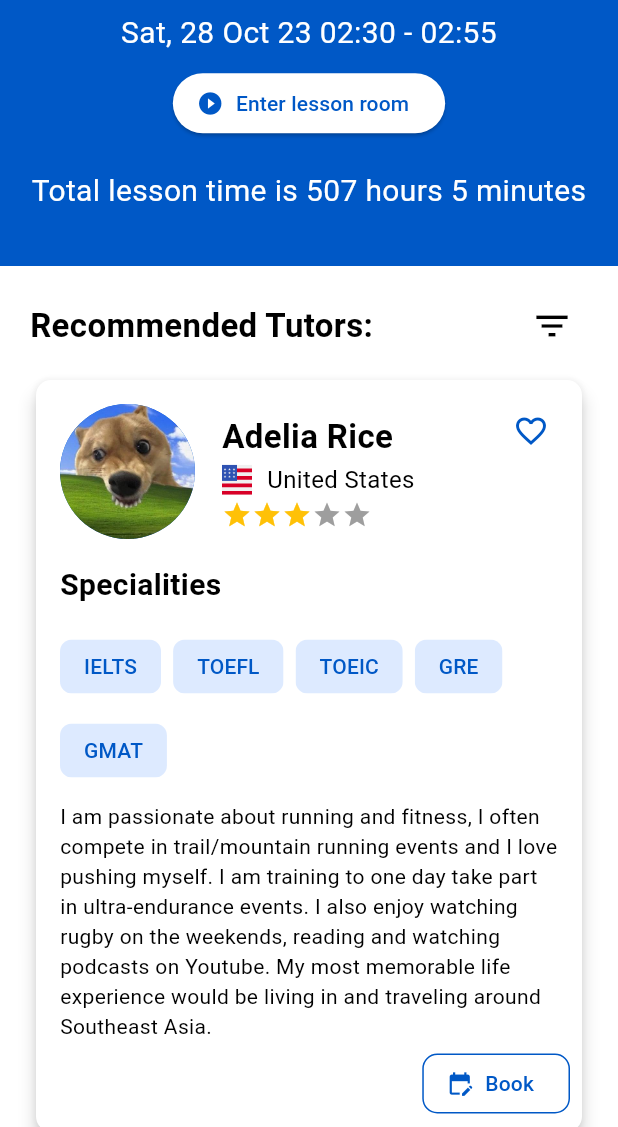
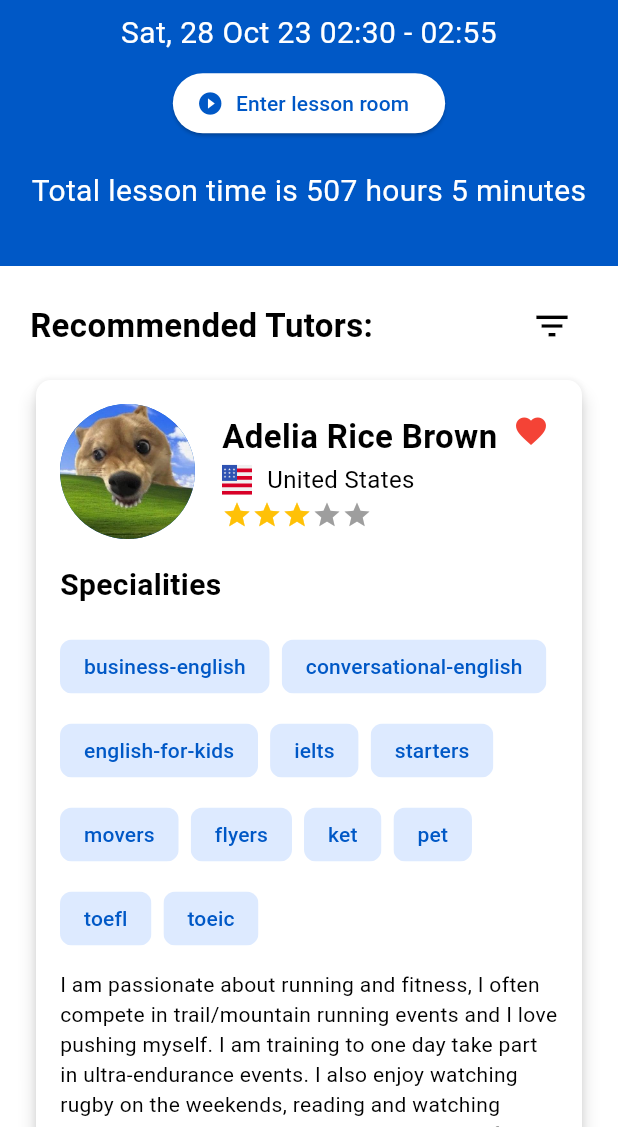
Before and after one commit to luuquang200/let_tutor, a Flutter app: the TutorListScreen screen opened by its route, on a phone screen of 412 x 824 dp, the part 109-1236 px from its top. Run offline on Flutter 3.47's test engine with Material 3 defaults, Android fonts, the phone set to English and light mode, and no system bars; our stand-ins replace equatable, flutter_bloc, flutter_svg; missing offline and left inert: number_paginator; project files that could hold a hidden picture were left out.

Commit message:
Add tutor list display flow

```diff
--- a/lib/app_providers.dart
+++ b/lib/app_providers.dart
@@ -2,12 +2,17 @@ import 'package:flutter/material.dart';
 import 'package:flutter_bloc/flutter_bloc.dart';
 import 'package:let_tutor/blocs/sign_in/sign_in_bloc.dart';
 import 'package:let_tutor/blocs/sign_up/sign_up_bloc.dart';
+import 'package:let_tutor/blocs/tutor/tutor_list/tutor_list_bloc.dart';
 import 'package:let_tutor/data/repositories/authentication_repository.dart';
+import 'package:let_tutor/data/repositories/tutor_repository.dart';
 
 List<RepositoryProvider> buildRepositories() {
   return [
     RepositoryProvider<AuthenticationRepository>(
       create: (context) => AuthenticationRepository(),
+    ),
+    RepositoryProvider<TutorRepository>(
+      create: (context) => TutorRepository(),
     ),
     // Add more repositories here
   ];
@@ -25,6 +30,12 @@ List<BlocProvider> buildBlocs(BuildContext context) {
         authenticationRepository: context.read<AuthenticationRepository>(),
       ),
     ),
+    // tutor bloc
+    BlocProvider<TutorListBloc>(
+      create: (context) => TutorListBloc(
+        tutorRepository: context.read<TutorRepository>(),
+      ),
+    ),
     // Add more blocs here
   ];
 }
--- /dev/null
+++ b/lib/blocs/tutor/tutor_list/tutor_list_bloc.dart
@@ -0,0 +1,24 @@
+import 'package:flutter_bloc/flutter_bloc.dart';
+import 'package:let_tutor/blocs/tutor/tutor_list/tutor_list_event.dart';
+import 'package:let_tutor/blocs/tutor/tutor_list/tutor_list_state.dart';
+import 'package:let_tutor/data/models/tutor.dart';
+import 'package:let_tutor/data/repositories/tutor_repository.dart';
+
+class TutorListBloc extends Bloc<TutorListEvent, TutorListState> {
+  final TutorRepository tutorRepository;
+
+  TutorListBloc({required this.tutorRepository}) : super(TutorListInitial()) {
+    on<TutorListRequested>(_onTutorListRequested);
+  }
+
+  void _onTutorListRequested(
+      TutorListRequested event, Emitter<TutorListState> emit) async {
+    emit(TutorListLoading());
+    try {
+      final tutors = await tutorRepository.getTutors();
+      emit(TutorListSuccess(tutors));
+    } catch (error) {
+      emit(TutorListFailure(error.toString()));
+    }
+  }
+}
--- /dev/null
+++ b/lib/blocs/tutor/tutor_list/tutor_list_event.dart
@@ -0,0 +1,3 @@
+abstract class TutorListEvent {}
+
+class TutorListRequested extends TutorListEvent {}
--- /dev/null
+++ b/lib/blocs/tutor/tutor_list/tutor_list_state.dart
@@ -0,0 +1,32 @@
+import 'package:equatable/equatable.dart';
+import 'package:let_tutor/data/models/tutor.dart';
+
+abstract class TutorListState extends Equatable {}
+
+class TutorListInitial extends TutorListState {
+  @override
+  List<Object> get props => [];
+}
+
+class TutorListLoading extends TutorListState {
+  @override
+  List<Object> get props => [];
+}
+
+class TutorListSuccess extends TutorListState {
+  final List<Tutor> tutors;
+
+  TutorListSuccess(this.tutors);
+
+  @override
+  List<Object> get props => [tutors];
+}
+
+class TutorListFailure extends TutorListState {
+  final String error;
+
+  TutorListFailure(this.error);
+
+  @override
+  List<Object> get props => [error];
+}
--- a/lib/data/models/tutor.dart
+++ b/lib/data/models/tutor.dart
@@ -3,14 +3,15 @@ class Tutor {
   final String? country;
   final String? avatar;
   final String? language;
-  final List<String>? specialties;
+  final String? specialties;
   final String? interests;
   final String? experience;
-  final String? resume;
+  final String? bio;
   final double? rating;
+  final bool? isFavorite;
 
-  Tutor({
-    this.name,
+  Tutor(
+      {this.name,
       this.country,
       this.avatar,
       this.language,
@@ -18,6 +19,6 @@ class Tutor {
       this.interests,
       this.experience,
       this.rating,
-    this.resume,
-  });
+      this.bio,
+      this.isFavorite});
 }
--- /dev/null
+++ b/lib/data/repositories/tutor_repository.dart
@@ -0,0 +1,52 @@
+import 'package:let_tutor/data/models/tutor.dart';
+
+class TutorRepository {
+  List<Tutor> tutors = [
+    Tutor(
+      name: 'Adelia Rice Brown',
+      country: 'United States',
+      avatar: 'assets/tutor_avatar.jpg',
+      rating: 3.5,
+      isFavorite: true,
+      specialties:
+          "business-english,conversational-english,english-for-kids,ielts,starters,movers,flyers,ket,pet,toefl,toeic",
+      bio:
+          'I am passionate about running and fitness, I often compete in trail/mountain running events and I love pushing myself. I am training to one day take part in ultra-endurance events. I also enjoy watching rugby on the weekends, reading and watching podcasts on Youtube. My most memorable life experience would be living in and traveling around Southeast Asia.',
+    ),
+    Tutor(
+      name: 'Adelia Rice Marry',
+      country: 'United States',
+      avatar: 'assets/tutor_avatar.jpg',
+      rating: 5,
+      specialties:
+          "business-english,conversational-english,english-for-kids,ielts,starters,movers,flyers,ket,pet,toefl,toeic",
+      bio:
+          'I am passionate about running and fitness, I often compete in trail/mountain running events and I love pushing myself. I am training to one day take part in ultra-endurance events. I also enjoy watching rugby on the weekends, reading and watching podcasts on Youtube. My most memorable life experience would be living in and traveling around Southeast Asia.',
+    ),
+    Tutor(
+      name: 'Adelia Rice',
+      country: 'United States',
+      avatar: 'assets/tutor_avatar.jpg',
+      rating: 4.5,
+      specialties:
+          "business-english,conversational-english,english-for-kids,ielts,starters,movers,flyers,ket,pet,toefl,toeic",
+      bio:
+          'I am passionate about running and fitness, I often compete in trail/mountain running events and I love pushing myself. I am training to one day take part in ultra-endurance events. I also enjoy watching rugby on the weekends, reading and watching podcasts on Youtube. My most memorable life experience would be living in and traveling around Southeast Asia.',
+    ),
+    Tutor(
+      name: 'Adelia Rice',
+      country: 'United States',
+      avatar: 'assets/tutor_avatar.jpg',
+      rating: 3.5,
+      isFavorite: true,
+      specialties:
+          "business-english,conversational-english,english-for-kids,ielts,starters,movers,flyers,ket,pet,toefl,toeic",
+      bio:
+          'I am passionate about running and fitness, I often compete in trail/mountain running events and I love pushing myself. I am training to one day take part in ultra-endurance events. I also enjoy watching rugby on the weekends, reading and watching podcasts on Youtube. My most memorable life experience would be living in and traveling around Southeast Asia.',
+    ),
+  ];
+
+  Future<List<Tutor>> getTutors() async {
+    return Future.value(tutors);
+  }
+}
--- a/lib/presentation/screen/tutor/tutor_list_screen.dart
+++ b/lib/presentation/screen/tutor/tutor_list_screen.dart
@@ -1,9 +1,14 @@
 import 'dart:developer';
 
 import 'package:flutter/material.dart';
+import 'package:flutter_bloc/flutter_bloc.dart';
 import 'package:flutter_svg/svg.dart';
 import 'package:intl/intl.dart';
+import 'package:let_tutor/blocs/tutor/tutor_list/tutor_list_bloc.dart';
+import 'package:let_tutor/blocs/tutor/tutor_list/tutor_list_event.dart';
+import 'package:let_tutor/blocs/tutor/tutor_list/tutor_list_state.dart';
 import 'package:let_tutor/data/models/tutor.dart';
+import 'package:let_tutor/data/repositories/tutor_repository.dart';
 import 'package:let_tutor/presentation/styles/custom_text_style.dart';
 import 'package:let_tutor/presentation/widgets/tutor_information_card.dart';
 import 'package:number_paginator/number_paginator.dart';
@@ -46,41 +51,52 @@ class _TutorListScreenState extends State<TutorListScreen> {
       country: 'United States',
       avatar: 'assets/tutor_avatar.jpg',
       rating: 3.5,
-      specialties: ['IELTS', 'TOEFL', 'TOEIC', 'GRE', 'GMAT'],
-      resume:
+      isFavorite: true,
+      specialties:
+          "business-english,conversational-english,english-for-kids,ielts,starters,movers,flyers,ket,pet,toefl,toeic",
+      bio:
           'I am passionate about running and fitness, I often compete in trail/mountain running events and I love pushing myself. I am training to one day take part in ultra-endurance events. I also enjoy watching rugby on the weekends, reading and watching podcasts on Youtube. My most memorable life experience would be living in and traveling around Southeast Asia.',
-    ),
-    Tutor(
-      name: 'Adelia Rice',
-      country: 'United States',
-      avatar: 'assets/tutor_avatar.jpg',
-      rating: 3.5,
-      specialties: ['IELTS', 'TOEFL', 'TOEIC', 'GRE', 'GMAT'],
-      resume:
-          'I am passionate about running and fitness, I often compete in trail/mountain running events and I love pushing myself. I am training to one day take part in ultra-endurance events. I also enjoy watching rugby on the weekends, reading and watching podcasts on Youtube. My most memorable life experience would be living in and traveling around Southeast Asia.',
-    ),
-    Tutor(
-      name: 'Adelia Rice',
-      country: 'United States',
-      avatar: 'assets/tutor_avatar.jpg',
-      rating: 3.5,
-      specialties: ['IELTS', 'TOEFL', 'TOEIC', 'GRE', 'GMAT'],
-      resume:
-          'I am passionate about running and fitness, I often compete in trail/mountain running events and I love pushing myself. I am training to one day take part in ultra-endurance events. I also enjoy watching rugby on the weekends, reading and watching podcasts on Youtube. My most memorable life experience would be living in and traveling around Southeast Asia.',
-    ),
-    Tutor(
-      name: 'Adelia Rice',
-      country: 'United States',
-      avatar: 'assets/tutor_avatar.jpg',
-      rating: 3.5,
-      specialties: ['IELTS', 'TOEFL', 'TOEIC', 'GRE', 'GMAT'],
-      resume:
-          'I am passionate about running and fitness, I often compete in trail/mountain running events and I love pushing myself. I am training to one day take part in ultra-endurance events. I also enjoy watching rugby on the weekends, reading and watching podcasts on Youtube. My most memorable life experience would be living in and traveling around Southeast Asia.',
-    ),
+    )
   ];
 
+  // @override
+  // Widget build(BuildContext context) {
+  //   return Scaffold(
+  //       body: SingleChildScrollView(
+  //     child: Column(
+  //       crossAxisAlignment: CrossAxisAlignment.start,
+  //       children: [
+  //         _buildUpcomingLesson(),
+  //         Container(
+  //           padding: const EdgeInsets.symmetric(horizontal: 20, vertical: 8),
+  //           child: Column(
+  //             crossAxisAlignment: CrossAxisAlignment.start,
+  //             children: [
+  //               const SizedBox(height: 8),
+  //               _buildHeaderRow(),
+  //               Visibility(
+  //                 visible: isShowFilter,
+  //                 child: _inputFilter(),
+  //               ),
+  //               const SizedBox(height: 8),
+  //               _listTutorInformationCard(tutors),
+  //               _paginator(),
+  //             ],
+  //           ),
+  //         ),
+  //       ],
+  //     ),
+  //   ));
   @override
   Widget build(BuildContext context) {
+    return BlocProvider(
+      create: (context) => TutorListBloc(tutorRepository: TutorRepository())
+        ..add(TutorListRequested()),
+      child: BlocBuilder<TutorListBloc, TutorListState>(
+        builder: (context, state) {
+          if (state is TutorListLoading) {
+            return const CircularProgressIndicator();
+          } else if (state is TutorListSuccess) {
             return Scaffold(
               body: SingleChildScrollView(
                 child: Column(
@@ -88,7 +104,8 @@ class _TutorListScreenState extends State<TutorListScreen> {
                   children: [
                     _buildUpcomingLesson(),
                     Container(
-            padding: const EdgeInsets.symmetric(horizontal: 20, vertical: 8),
+                      padding: const EdgeInsets.symmetric(
+                          horizontal: 20, vertical: 8),
                       child: Column(
                         crossAxisAlignment: CrossAxisAlignment.start,
                         children: [
@@ -99,14 +116,23 @@ class _TutorListScreenState extends State<TutorListScreen> {
                             child: _inputFilter(),
                           ),
                           const SizedBox(height: 8),
-                _listTutorInformationCard(tutors),
+                          _listTutorInformationCard(state.tutors),
                           _paginator(),
                         ],
                       ),
                     ),
                   ],
                 ),
-    ));
+              ),
+            );
+          } else if (state is TutorListFailure) {
+            return Text('Error: ${state.error}');
+          } else {
+            return Container();
+          }
+        },
+      ),
+    );
   }
 
   Row _buildHeaderRow() {
@@ -361,6 +387,14 @@ class _TutorListScreenState extends State<TutorListScreen> {
   }
 
   _listTutorInformationCard(List<Tutor> tutors) {
+    // Sort tutors by favorite status and rating
+    tutors.sort((a, b) {
+      if (b.isFavorite != a.isFavorite) {
+        return (b.isFavorite ?? false) ? 1 : -1;
+      }
+      return (b.rating ?? 0).compareTo(a.rating ?? 0);
+    });
+
     return SizedBox(
       child: ListView.builder(
         shrinkWrap: true,
--- a/lib/presentation/widgets/tutor_information_card.dart
+++ b/lib/presentation/widgets/tutor_information_card.dart
@@ -22,7 +22,7 @@ class TutorInformationCard extends StatelessWidget {
           ),
           child: Stack(
             children: [
-              _favoriteButton(),
+              _favoriteButton(tutor),
               // Column
               _tutorInformation(tutor),
               // Book button
@@ -92,11 +92,11 @@ class TutorInformationCard extends StatelessWidget {
           const SizedBox(
             height: 16,
           ),
-          buildSpecialtiesChips(tutor.specialties ?? []),
+          buildSpecialtiesChips(tutor.specialties),
           const SizedBox(
             height: 10,
           ),
-          Text(tutor.resume ?? ''),
+          Text(tutor.bio ?? ''),
           const SizedBox(
             height: 44,
           ),
@@ -123,15 +123,19 @@ class TutorInformationCard extends StatelessWidget {
         ));
   }
 
-  Positioned _favoriteButton() {
+  Positioned _favoriteButton(Tutor tutor) {
     return Positioned(
       top: 10,
       right: 10,
       child: IconButton(
         onPressed: () {},
-        icon: const Icon(
-          Icons.favorite_border_outlined,
-          color: Color(0xFF0058C6),
+        icon: Icon(
+          (tutor.isFavorite ?? false)
+              ? Icons.favorite
+              : Icons.favorite_border_outlined,
+          color: (tutor.isFavorite ?? false)
+              ? Colors.red
+              : const Color(0xFF0058C6),
         ),
       ),
     );
@@ -150,11 +154,17 @@ class TutorInformationCard extends StatelessWidget {
     );
   }
 
-  Widget buildSpecialtiesChips(List<String> specialties) {
+  Widget buildSpecialtiesChips(String? specialties) {
+    if (specialties == null || specialties.isEmpty) {
+      return Container();
+    }
+
+    List<String> specialtiesList = specialties.split(',');
+
     return Wrap(
       spacing: 8,
       runSpacing: 8,
-      children: specialties.map((specialty) {
+      children: specialtiesList.map((specialty) {
         return Chip(
           backgroundColor: const Color(0xFFDDEAFF),
           side: BorderSide.none,
```
Lines whose indentation alone changed are shown as unchanged.
